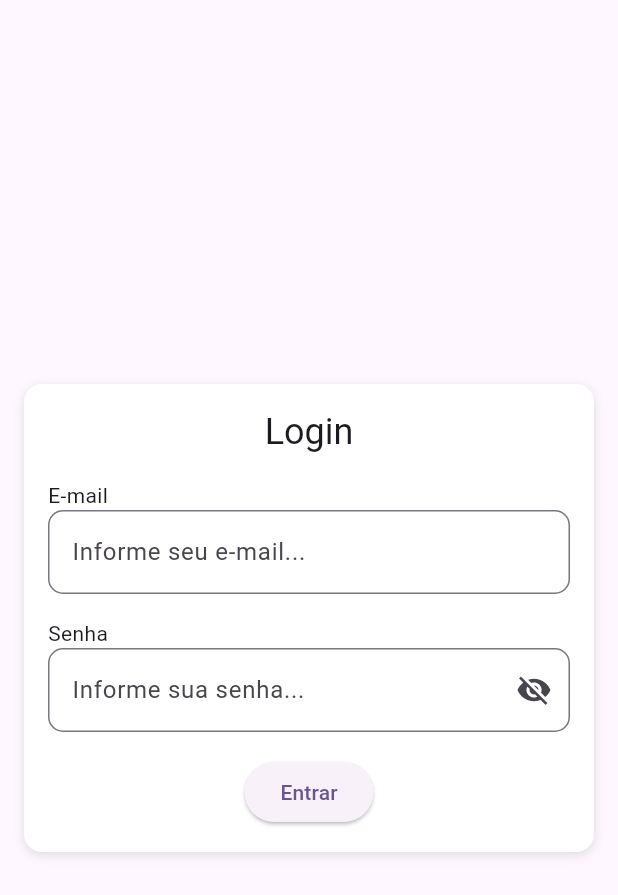
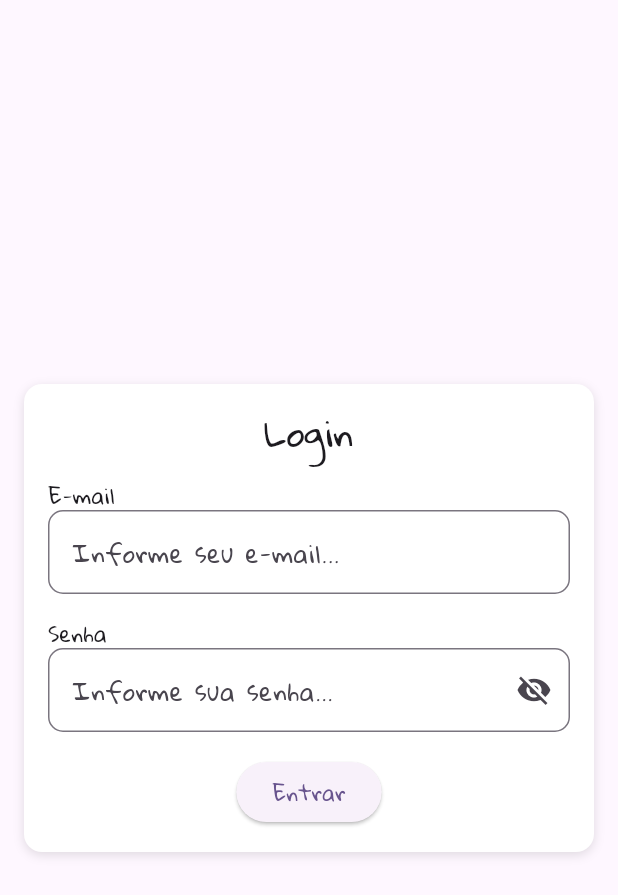
Before and after one commit to daricesousa/tabuleiro, a Flutter app: the screen it shows after launch, on a phone screen of 412 x 824 dp. Shown: the top 895 px of the screen. Run offline on Flutter 3.47's test engine with Material 2 defaults, Android fonts, the phone set to English and light mode, and no system bars; our stand-ins replace get.

Commit message:
change font

```diff
--- a/lib/main.dart
+++ b/lib/main.dart
@@ -15,6 +15,7 @@ class MyApp extends StatelessWidget {
       theme: ThemeData(
         colorScheme: ColorScheme.fromSeed(seedColor: Colors.deepPurple),
         useMaterial3: true,
+        fontFamily: 'GloriaHallelujah',
       ),
       getPages: Routes().pages,
       initialRoute: '/sign',
--- a/lib/modules/sign/sign_page.dart
+++ b/lib/modules/sign/sign_page.dart
@@ -43,9 +43,9 @@ class SignPage extends GetView<SignController> {
                     isPassword: true,
                   ),
                   const SizedBox(height: 16),
-                  Obx(() => const AppButton(
-                        label: "Entrar",
-                      )),
+                  const AppButton(
+                    label: "Entrar",
+                  ),
                 ],
               ))),
     );
```
Also changed, not shown: pubspec.yaml (+4 -19 lines), assets/fonts/gloria_hallelujah/GloriaHallelujah-Regular.ttf (added).
